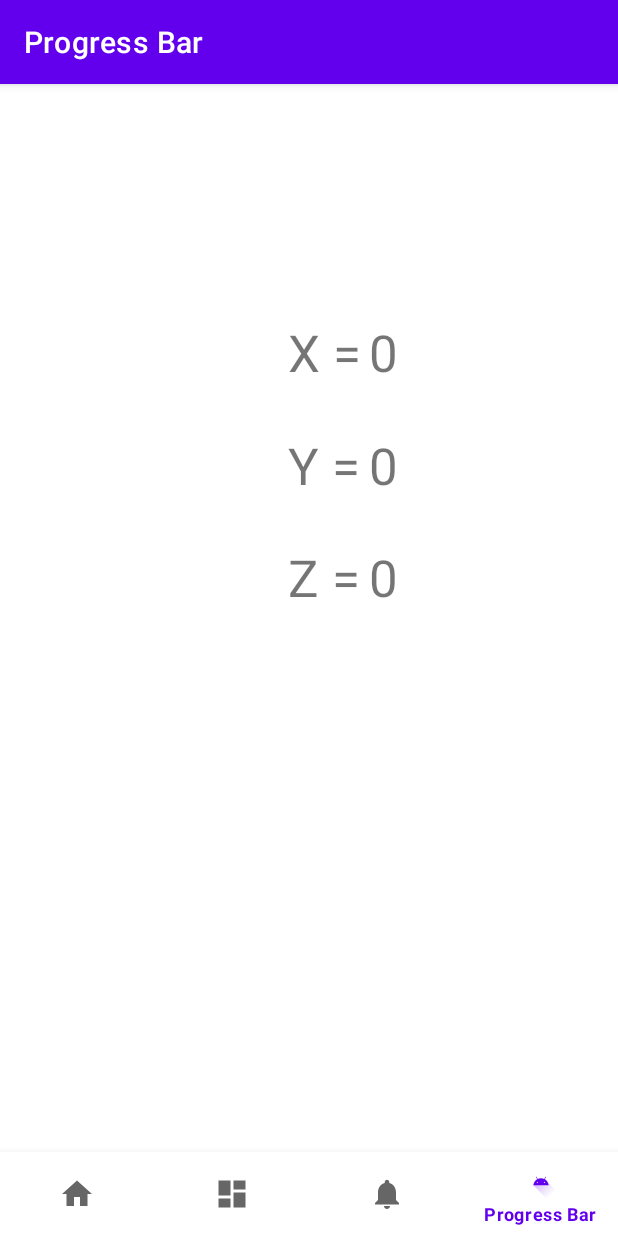
After one commit to gbiagi/AndroidFragments, an Android app: the ProgressBar screen opened through its navigation route, on a phone screen of 412 x 824 dp. The commit adds this screen. Run offline under Robolectric (Android 15) with nearby library versions, the phone set to English and light mode, and no system bars; our stand-ins replace navigation-ui.

Commit message:
fixes + new fragment

```diff
--- a/app/src/main/java/com/dam/androidfragments/MainActivity.java
+++ b/app/src/main/java/com/dam/androidfragments/MainActivity.java
@@ -36,7 +36,7 @@ public class MainActivity extends AppCompatActivity {
         // Passing each menu ID as a set of Ids because each
         // menu should be considered as top level destinations.
         AppBarConfiguration appBarConfiguration = new AppBarConfiguration.Builder(
-                R.id.navigation_home, R.id.navigation_dashboard, R.id.navigation_notifications)
+                R.id.navigation_home, R.id.navigation_dashboard, R.id.navigation_notifications, R.id.navigation_progressbar)
                 .build();
         NavController navController = Navigation.findNavController(this, R.id.nav_host_fragment_activity_main);
         NavigationUI.setupActionBarWithNavController(this, navController, appBarConfiguration);
--- /dev/null
+++ b/app/src/main/java/com/dam/androidfragments/ui/ProgressBar.java
@@ -0,0 +1,114 @@
+package com.dam.androidfragments.ui;
+
+import static java.lang.String.valueOf;
+
+import android.content.Context;
+import android.hardware.Sensor;
+import android.hardware.SensorEvent;
+import android.hardware.SensorEventListener;
+import android.hardware.SensorManager;
+import android.os.Bundle;
+
+import androidx.fragment.app.Fragment;
+
+import android.os.SystemClock;
+import android.view.LayoutInflater;
+import android.view.View;
+import android.view.ViewGroup;
+import android.widget.TextView;
+import android.widget.Toast;
+
+import com.dam.androidfragments.R;
+import com.dam.androidfragments.databinding.FragmentDashboardBinding;
+import com.dam.androidfragments.databinding.FragmentProgressBarBinding;
+
+/**
+ * A simple {@link Fragment} subclass.
+ * Use the {@link ProgressBar#newInstance} factory method to
+ * create an instance of this fragment.
+ */
+public class ProgressBar extends Fragment {
+
+    private FragmentProgressBarBinding binding;
+
+    private SensorManager sensorManager;
+    private Sensor sensor;
+    SensorEventListener sensorListener;
+    private long lastTapTime = 0;
+
+    public ProgressBar() {
+        // Required empty public constructor
+    }
+
+    public static ProgressBar newInstance(String param1, String param2) {
+        ProgressBar fragment = new ProgressBar();
+        Bundle args = new Bundle();
+        fragment.setArguments(args);
+        return fragment;
+    }
+
+    @Override
+    public void onCreate(Bundle savedInstanceState) {
+        super.onCreate(savedInstanceState);
+    }
+
+    @Override
+    public View onCreateView(LayoutInflater inflater, ViewGroup container,
+                             Bundle savedInstanceState) {
+        binding = FragmentProgressBarBinding.inflate(inflater, container, false);
+        View root = binding.getRoot();
+
+        TextView posX = binding.posX;
+        TextView posY = binding.posY;
+        TextView posZ = binding.posZ;
+
+        // Per canviar el color de fons del TextView a blanc
+        posX.setBackgroundColor(getResources().getColor(android.R.color.white));
+        posY.setBackgroundColor(getResources().getColor(android.R.color.white));
+        posZ.setBackgroundColor(getResources().getColor(android.R.color.white));
+
+        sensorListener = new SensorEventListener() {
+            @Override
+            public void onSensorChanged(SensorEvent sensorEvent) {
+                // Valors de l'acceleròmetre en m/s^2
+                float xAcc = sensorEvent.values[0];
+                float yAcc = sensorEvent.values[1];
+                float zAcc = sensorEvent.values[2];
+
+                posX.setText(valueOf(xAcc));
+                posY.setText(valueOf(yAcc));
+                posZ.setText(valueOf(zAcc));
+
+                detectDoubleTap(zAcc);
+            }
+
+            @Override
+            public void onAccuracyChanged(Sensor sensor, int i) {
+                // Es pot ignorar aquesta CB de moment
+            }
+        };
+
+        // Seleccionem el tipus de sensor (veure doc oficial)
+        sensorManager = (SensorManager) requireContext().getSystemService(Context.SENSOR_SERVICE);
+        sensor = sensorManager.getDefaultSensor(Sensor.TYPE_ACCELEROMETER);
+
+        // registrem el Listener per capturar els events del sensor
+        if( sensor!=null ) {
+            sensorManager.registerListener(sensorListener,sensor,
+                    SensorManager.SENSOR_DELAY_NORMAL);
+        }
+        return root;
+    }
+
+    private void detectDoubleTap(float zAcc) {
+        long now = SystemClock.uptimeMillis();
+        long tapInterval = now - lastTapTime;
+
+        if (tapInterval < 1000 && zAcc < -9.0) { // Check if tap interval is less than 1 second and zAcc indicates a tap
+            Toast.makeText(requireContext(), "Double Tap Detected!", Toast.LENGTH_SHORT).show();
+            lastTapTime = 0; // Reset last tap time after detecting double tap
+        } else if (zAcc < -9.0) { // If a tap is detected, update the last tap time
+            lastTapTime = now;
+        }
+    }
+}
--- /dev/null
+++ b/app/src/main/res/layout/fragment_progress_bar.xml
@@ -0,0 +1,74 @@
+<?xml version="1.0" encoding="utf-8"?>
+<androidx.constraintlayout.widget.ConstraintLayout xmlns:android="http://schemas.android.com/apk/res/android"
+    xmlns:app="http://schemas.android.com/apk/res-auto"
+    xmlns:tools="http://schemas.android.com/tools"
+    android:layout_width="match_parent"
+    android:layout_height="match_parent"
+    tools:context=".ui.ProgressBar">
+
+    <TextView
+        android:id="@+id/textX"
+        android:layout_width="110dp"
+        android:layout_height="50dp"
+        android:layout_marginTop="100dp"
+        android:layout_marginEnd="110dp"
+        android:text="X = "
+        android:textSize="34sp"
+        app:layout_constraintEnd_toEndOf="parent"
+        app:layout_constraintTop_toTopOf="parent" />
+
+    <TextView
+        android:id="@+id/posZ"
+        android:layout_width="110dp"
+        android:layout_height="50dp"
+        android:layout_marginTop="250dp"
+        android:layout_marginEnd="56dp"
+        android:text="0"
+        android:textSize="34sp"
+        app:layout_constraintEnd_toEndOf="parent"
+        app:layout_constraintTop_toTopOf="parent" />
+
+    <TextView
+        android:id="@+id/posY"
+        android:layout_width="110dp"
+        android:layout_height="50dp"
+        android:layout_marginTop="175dp"
+        android:layout_marginEnd="56dp"
+        android:text="0"
+        android:textSize="34sp"
+        app:layout_constraintEnd_toEndOf="parent"
+        app:layout_constraintTop_toTopOf="parent" />
+
+    <TextView
+        android:id="@+id/textZ"
+        android:layout_width="110dp"
+        android:layout_height="50dp"
+        android:layout_marginTop="250dp"
+        android:layout_marginEnd="110dp"
+        android:text="Z = "
+        android:textSize="34sp"
+        app:layout_constraintEnd_toEndOf="parent"
+        app:layout_constraintTop_toTopOf="parent" />
+
+    <TextView
+        android:id="@+id/textY"
+        android:layout_width="110dp"
+        android:layout_height="50dp"
+        android:layout_marginTop="175dp"
+        android:layout_marginEnd="110dp"
+        android:text="Y = "
+        android:textSize="34sp"
+        app:layout_constraintEnd_toEndOf="parent"
+        app:layout_constraintTop_toTopOf="parent" />
+
+    <TextView
+        android:id="@+id/posX"
+        android:layout_width="110dp"
+        android:layout_height="50dp"
+        android:layout_marginTop="100dp"
+        android:layout_marginEnd="56dp"
+        android:text="0"
+        android:textSize="34sp"
+        app:layout_constraintEnd_toEndOf="parent"
+        app:layout_constraintTop_toTopOf="parent" />
+</androidx.constraintlayout.widget.ConstraintLayout>
--- a/app/src/main/res/menu/bottom_nav_menu.xml
+++ b/app/src/main/res/menu/bottom_nav_menu.xml
@@ -16,4 +16,9 @@
         android:icon="@drawable/ic_notifications_black_24dp"
         android:title="@string/title_notifications" />
 
+    <item
+        android:id="@+id/navigation_progressbar"
+        android:icon="@drawable/ic_launcher_foreground"
+        android:title="Progress Bar" />
+
 </menu>
--- a/app/src/main/res/navigation/mobile_navigation.xml
+++ b/app/src/main/res/navigation/mobile_navigation.xml
@@ -22,4 +22,10 @@
         android:name="com.dam.androidfragments.ui.notifications.NotificationsFragment"
         android:label="@string/title_notifications"
         tools:layout="@layout/fragment_notifications" />
+
+    <fragment
+        android:id="@+id/navigation_progressbar"
+        android:name="com.dam.androidfragments.ui.ProgressBar"
+        android:label="Progress Bar"
+        tools:layout="@layout/fragment_progress_bar" />
 </navigation>
--- a/app/src/main/res/values/strings.xml
+++ b/app/src/main/res/values/strings.xml
@@ -3,4 +3,6 @@
     <string name="title_home">Home</string>
     <string name="title_dashboard">Dashboard</string>
     <string name="title_notifications">Notifications</string>
+    <!-- TODO: Remove or change this placeholder text -->
+    <string name="hello_blank_fragment">Hello blank fragment</string>
 </resources>
```
Also changed, not shown: app/src/main/java/com/dam/androidfragments/ui/dashboard/DashboardFragment.java (+1 -45 lines), app/src/main/res/layout/fragment_dashboard.xml (+1 -68 lines).
